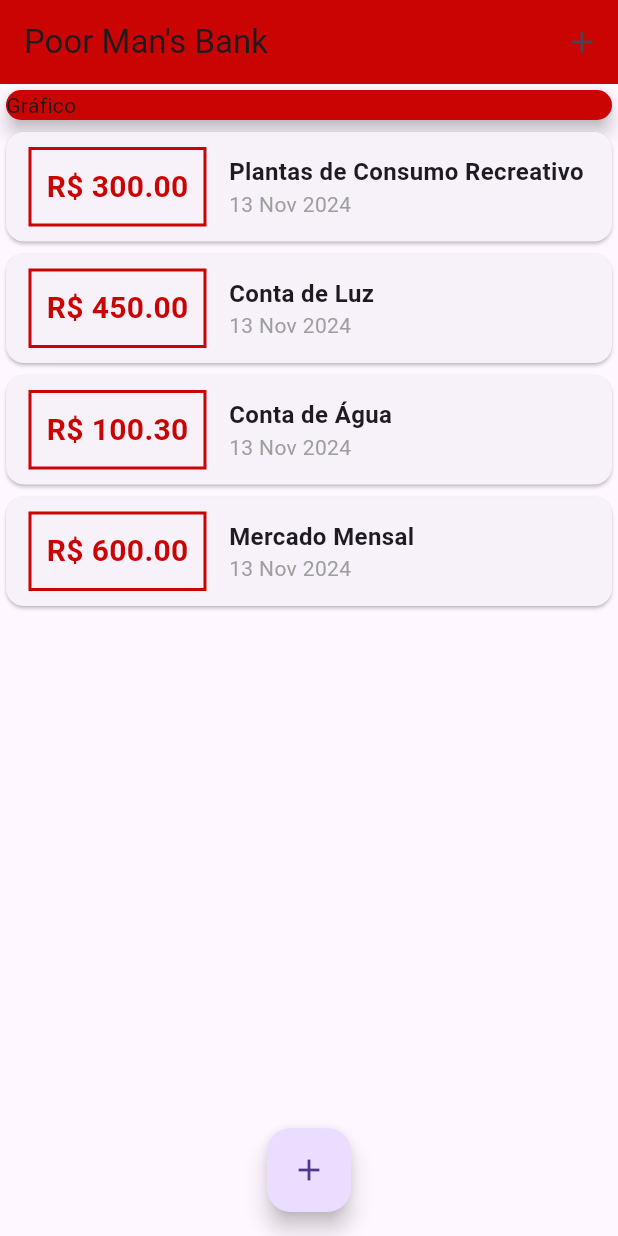
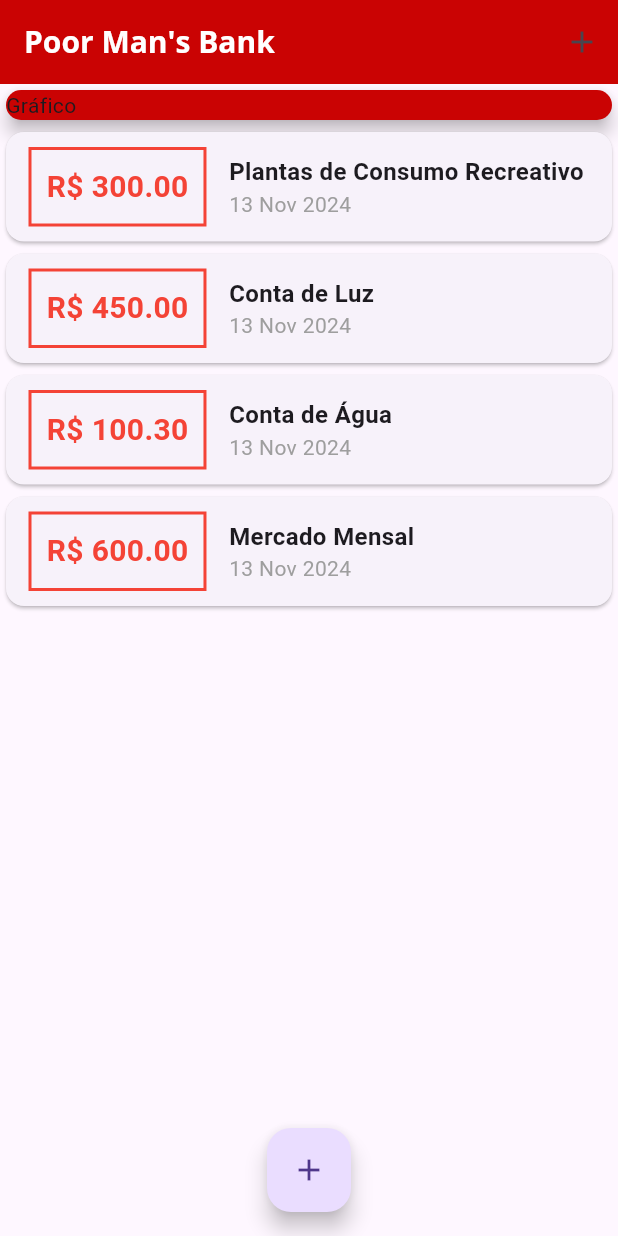
Before and after one commit to luishscarvalho/poormansbank, a Flutter app: the screen it shows after launch, on a phone screen of 412 x 824 dp. Run offline on Flutter 3.47's test engine with Material 3 defaults, Android fonts, the light colour scheme and no system bars.

Commit message:
feat: adicionado modal e cores primarias

```diff
--- a/lib/components/transaction_list.dart
+++ b/lib/components/transaction_list.dart
@@ -10,7 +10,7 @@ class TransactionList extends StatelessWidget {
   @override
   Widget build(BuildContext context) {
     return SizedBox(
-      height: 330,
+      height: 600,
       child: ListView.builder(
         itemCount: transactions.length,
         itemBuilder: (ctx, index) {
@@ -25,17 +25,17 @@ class TransactionList extends StatelessWidget {
                   ),
                   decoration: BoxDecoration(
                     border: Border.all(
-                      color: const Color.fromARGB(255, 202, 3, 3),
+                      color: Theme.of(context).colorScheme.primary,
                       width: 2,
                     ),
                   ),
                   padding: const EdgeInsets.all(10),
                   child: Text(
                     'R\$ ${tr.value.toStringAsFixed(2)}',
-                    style: const TextStyle(
+                    style: TextStyle(
                       fontWeight: FontWeight.bold,
                       fontSize: 20,
-                      color: Color.fromARGB(255, 202, 3, 3),
+                      color: Theme.of(context).colorScheme.primary,
                     ),
                   ),
                 ),
--- a/lib/main.dart
+++ b/lib/main.dart
@@ -8,9 +8,35 @@ main() => runApp(const ExpensesApp());
 
 class ExpensesApp extends StatelessWidget {
   const ExpensesApp({super.key});
+
   @override
   Widget build(BuildContext context) {
-    return const MaterialApp(home: MyHomePage());
+    final ThemeData tema = ThemeData();
+
+    return MaterialApp(
+      home: const MyHomePage(),
+      theme: tema.copyWith(
+        colorScheme: tema.colorScheme.copyWith(
+          primary: Colors.red,
+          secondary: Colors.white,
+        ),
+        textTheme: tema.textTheme.copyWith(
+          titleLarge: const TextStyle(
+            fontFamily: 'OpenSans',
+            fontSize: 18,
+            fontWeight: FontWeight.bold,
+            color: Colors.black,
+          ),
+        ),
+        appBarTheme: const AppBarTheme(
+          titleTextStyle: TextStyle(
+            fontFamily: 'OpenSans',
+            fontSize: 20,
+            fontWeight: FontWeight.bold,
+          ),
+        ),
+      ),
+    );
   }
 }
 
@@ -60,6 +86,8 @@ class _MyHomePageState extends State<MyHomePage> {
     setState(() {
       _transactions.add(newTransaction);
     });
+
+    Navigator.of(context).pop();
   }
 
   _openTransactionFormModal(BuildContext context) {
```
Also changed, not shown: pubspec.yaml (+13 -8 lines), assets/fonts/OpenSans-Bold.ttf (added), assets/fonts/OpenSans-Regular.ttf (added), assets/fonts/Quicksand-Bold.ttf (added), assets/fonts/Quicksand-Light.ttf (added), assets/fonts/Quicksand-Medium.ttf (added), assets/fonts/Quicksand-Regular.ttf (added), pubspec.lock.
